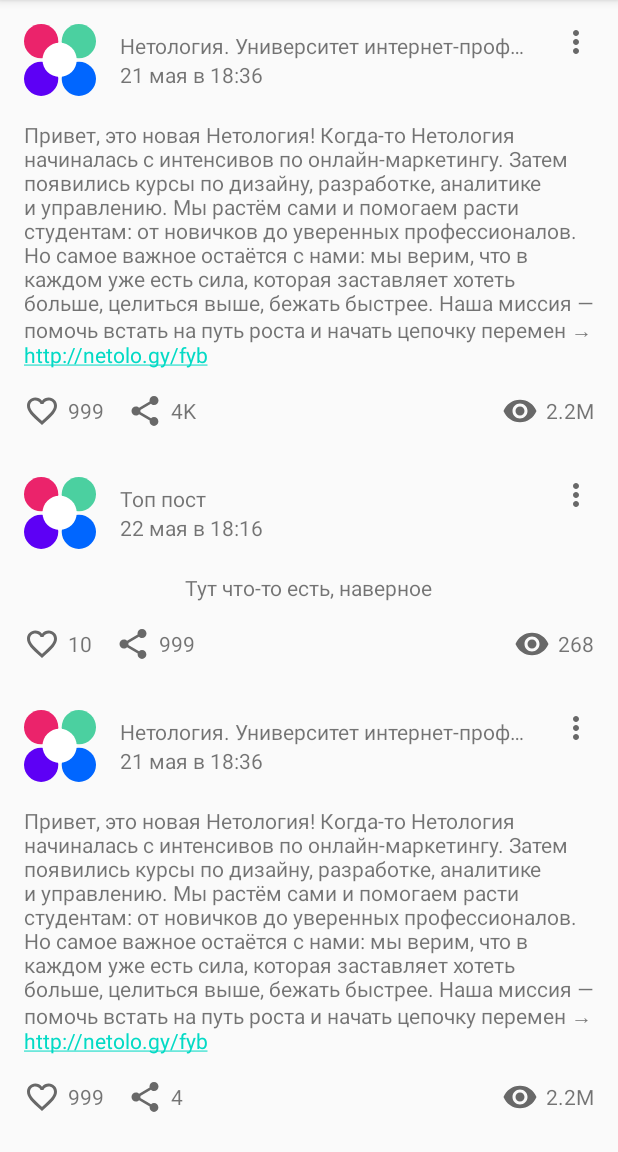
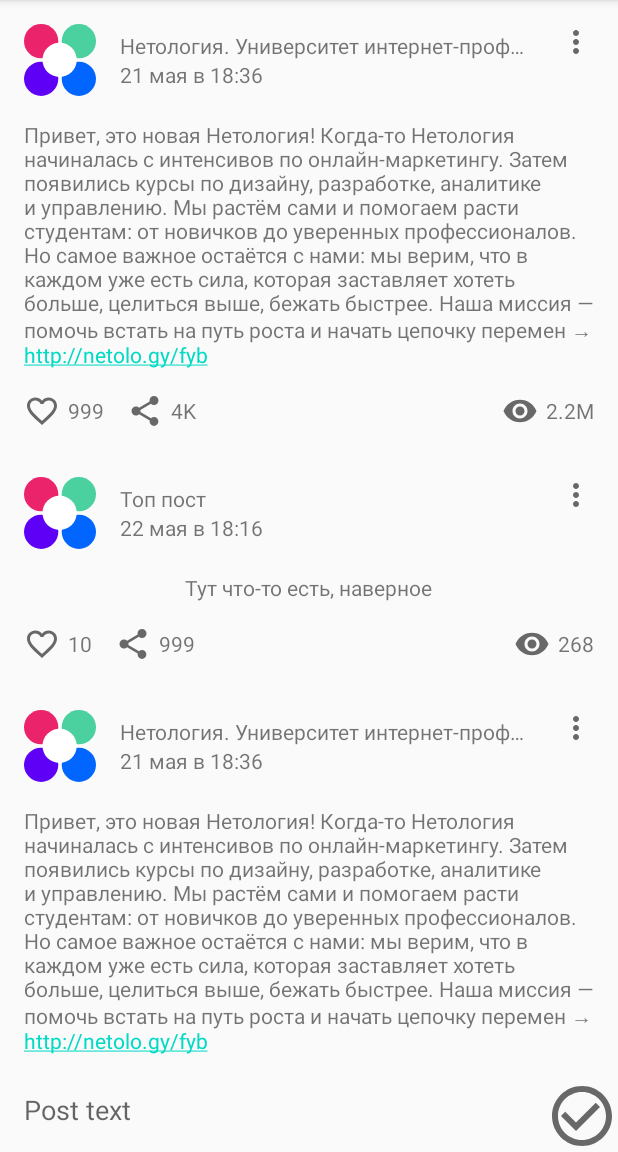
Before and after one commit to kirgurkir/android_01_firstapp, an Android app: the screen it shows after launch (MainActivity), on a phone screen of 412 x 824 dp, the part 84-1236 px from its top. Run offline under Robolectric (Android 15) with nearby library versions, the phone set to English and light mode, and no system bars.

Commit message:
Add 07_crud CRUD

```diff
--- a/app/src/main/java/ru/netology/activity/MainActivity.kt
+++ b/app/src/main/java/ru/netology/activity/MainActivity.kt
@@ -2,12 +2,15 @@ package ru.netology.activity
 
 import androidx.appcompat.app.AppCompatActivity
 import android.os.Bundle
+import android.widget.Toast
 import androidx.activity.viewModels
 import androidx.lifecycle.observe
+import ru.netology.adapter.OnInteractionListener
 import ru.netology.adapter.OnLikeListener
 import ru.netology.adapter.PostsAdapter
 import ru.netology.databinding.ActivityMainBinding
 import ru.netology.dto.Post
+import ru.netology.util.AndroidUtils
 import ru.netology.viewmodel.PostViewModel
 
 
@@ -19,13 +22,54 @@ class MainActivity : AppCompatActivity() {
 
         val viewModel: PostViewModel by viewModels()
 
-        val likeListener: (post: Post) -> Unit = { viewModel.likeById(it.id) }
-        val shareListener: (post: Post) -> Unit = { viewModel.shareById(it.id) }
-        val adapter = PostsAdapter(likeListener, shareListener)
+        val adapter = PostsAdapter(object : OnInteractionListener {
+            override fun onEdit(post: Post) {
+                viewModel.edit(post)
+            }
+
+            override fun onLike(post: Post) {
+                viewModel.likeById(post.id)
+            }
+
+            override fun onRemove(post: Post) {
+                viewModel.removeById(post.id)
+            }
+        })
 
         binding.rvPostsView.adapter = adapter
         viewModel.postsList.observe(this) { posts ->
             adapter.submitList(posts)
         }
+
+        viewModel.edited.observe(this) { post ->
+            if (post.id == 0) {
+                return@observe
+            }
+
+            with(binding.contentVextView) {
+                requestFocus()
+                setText(post.content)
+            }
+        }
+
+        binding.saveButton.setOnClickListener {
+            with(binding.contentVextView) {
+                if (text.isNullOrBlank()) {
+                    Toast.makeText(
+                        this@MainActivity,
+                        "Content can't be empty",
+                        Toast.LENGTH_SHORT
+                    ).show()
+                    return@setOnClickListener
+                }
+
+                viewModel.changeContent(text.toString())
+                viewModel.save()
+
+                setText("")
+                clearFocus()
+                AndroidUtils.hideKeyboard(this)
+            }
+        }
     }
 }
--- a/app/src/main/java/ru/netology/adapter/PostAdapter.kt
+++ b/app/src/main/java/ru/netology/adapter/PostAdapter.kt
@@ -2,6 +2,7 @@ package ru.netology.adapter
 
 import android.view.LayoutInflater
 import android.view.ViewGroup
+import android.widget.PopupMenu
 import androidx.recyclerview.widget.DiffUtil
 import androidx.recyclerview.widget.ListAdapter
 import androidx.recyclerview.widget.RecyclerView
@@ -11,14 +12,20 @@ import ru.netology.dto.Post
 
 typealias OnLikeListener = (post: Post) -> Unit
 typealias OnShareListener = (post: Post) -> Unit
+typealias OnRemoveListener = (post: Post) -> Unit
+
+interface OnInteractionListener {
+    fun onLike(post: Post){}
+    fun onEdit(post: Post){}
+    fun onRemove(post: Post){}
+}
 
 class PostsAdapter(
-    private val onLikeListener: OnLikeListener,
-    private val onShareListener: OnShareListener
+    private val onInteractionListener: OnInteractionListener
 ) : ListAdapter<Post, PostViewHolder>(PostDiffCallback()) {
     override fun onCreateViewHolder(parent: ViewGroup, viewType: Int): PostViewHolder {
         val binding = CardPostBinding.inflate(LayoutInflater.from(parent.context), parent, false)
-        return PostViewHolder(binding, onLikeListener, onShareListener)
+        return PostViewHolder(binding, onInteractionListener)
     }
 
     override fun onBindViewHolder(holder: PostViewHolder, position: Int) {
@@ -29,8 +36,7 @@ class PostsAdapter(
 
 class PostViewHolder(
     private val binding: CardPostBinding,
-    private val onLikeListener: OnLikeListener,
-    private val onShareListener: OnShareListener
+    private val onInteractionListener: OnInteractionListener
 ) : RecyclerView.ViewHolder(binding.root) {
     fun bind(post: Post) {
         binding.apply {
@@ -45,11 +51,23 @@ class PostViewHolder(
             shareCountView.text = countToString(post.share)
             viewCountView.text = countToString(post.view)
 
-            likeImageView.setOnClickListener {
-                onLikeListener(post)
-            }
-            shareImageView.setOnClickListener {
-                onShareListener(post)
+            menuButtonView.setOnClickListener {
+                PopupMenu(it.context, it).apply {
+                    inflate(R.menu.options_post)
+                    setOnMenuItemClickListener { item ->
+                        when (item.itemId) {
+                            R.id.menuActionRemove -> {
+                                onInteractionListener.onRemove(post)
+                                true
+                            }
+                            R.id.menuActionEdit -> {
+                                onInteractionListener.onEdit(post)
+                                true
+                            }
+                            else -> false
+                        }
+                    }
+                }.show()
             }
         }
     }
--- a/app/src/main/java/ru/netology/repository/PostRepository.kt
+++ b/app/src/main/java/ru/netology/repository/PostRepository.kt
@@ -8,4 +8,6 @@ interface PostRepository {
     fun getAll(): LiveData<List<Post>>
     fun likeById(id: Int)
     fun shareById(id: Int)
+    fun removeById(id: Int)
+    fun save(post: Post)
 }
--- a/app/src/main/java/ru/netology/repository/PostRepositoryInMemoryImpl.kt
+++ b/app/src/main/java/ru/netology/repository/PostRepositoryInMemoryImpl.kt
@@ -6,9 +6,10 @@ import ru.netology.dto.Post
 
 class PostRepositoryInMemoryImpl : PostRepository {
 
+    private var nextId = 1
     private var posts = listOf(
         Post(
-            id = 1,
+            id = nextId++,
             author = "Нетология. Университет интернет-профессий будущего",
             content = "Привет, это новая Нетология! Когда-то Нетология начиналась с интенсивов по онлайн-маркетингу. Затем появились курсы по дизайну, разработке, аналитике и управлению. Мы растём сами и помогаем расти студентам: от новичков до уверенных профессионалов. Но самое важное остаётся с нами: мы верим, что в каждом уже есть сила, которая заставляет хотеть больше, целиться выше, бежать быстрее. Наша миссия — помочь встать на путь роста и начать цепочку перемен → http://netolo.gy/fyb",
             published = "21 мая в 18:36",
@@ -18,7 +19,7 @@ class PostRepositoryInMemoryImpl : PostRepository {
             view = 2_234_245
         ),
         Post(
-            id = 2,
+            id = nextId++,
             author = "Топ пост",
             content = "Тут что-то есть, наверное",
             published = "22 мая в 18:16",
@@ -28,7 +29,7 @@ class PostRepositoryInMemoryImpl : PostRepository {
             view = 268
         ),
         Post(
-            id = 3,
+            id = nextId++,
             author = "Нетология. Университет интернет-профессий будущего",
             content = "Привет, это новая Нетология! Когда-то Нетология начиналась с интенсивов по онлайн-маркетингу. Затем появились курсы по дизайну, разработке, аналитике и управлению. Мы растём сами и помогаем расти студентам: от новичков до уверенных профессионалов. Но самое важное остаётся с нами: мы верим, что в каждом уже есть сила, которая заставляет хотеть больше, целиться выше, бежать быстрее. Наша миссия — помочь встать на путь роста и начать цепочку перемен → http://netolo.gy/fyb",
             published = "21 мая в 18:36",
@@ -41,6 +42,27 @@ class PostRepositoryInMemoryImpl : PostRepository {
     private val data = MutableLiveData(posts)
 
     override fun getAll(): LiveData<List<Post>> = data
+
+    override fun save(post: Post) {
+        if (post.id == 0) {
+            posts = listOf(
+                post.copy(
+                    id = nextId++,
+                    author = "Me",
+                    likedByMe = false,
+                    published = "now"
+                )
+            ) + posts
+            data.value = posts
+            return
+        }
+
+        posts = posts.map {
+            if(it.id != post.id) it else it.copy(content = post.content)
+        }
+        data.value = posts
+    }
+
     override fun likeById(id: Int) {
 
         posts = posts.map {
@@ -58,4 +80,9 @@ class PostRepositoryInMemoryImpl : PostRepository {
         posts = posts.map { if (it.id != id) it else it.copy(share = it.share + 10) }
         data.value = posts
     }
+
+    override fun removeById(id: Int) {
+        posts = posts.filter { it.id != id }
+        data.value = posts
+    }
 }
--- a/app/src/main/java/ru/netology/viewmodel/PostViewModel.kt
+++ b/app/src/main/java/ru/netology/viewmodel/PostViewModel.kt
@@ -1,6 +1,8 @@
 package ru.netology.viewmodel
 
+import androidx.lifecycle.MutableLiveData
 import androidx.lifecycle.ViewModel
+import ru.netology.dto.Post
 import ru.netology.repository.PostRepository
 import ru.netology.repository.PostRepositoryInMemoryImpl
 
@@ -9,6 +11,39 @@ class PostViewModel : ViewModel() {
     // упрощённый вариант
     private val repository: PostRepository = PostRepositoryInMemoryImpl()
     val postsList = repository.getAll()
+    val edited = MutableLiveData(empty)
+
+    fun save() {
+        edited.value?.let {
+            repository.save(it)
+        }
+        edited.value = empty
+    }
+
+    fun edit(post: Post) {
+        edited.value = post
+    }
+
+    fun changeContent(content: String) {
+        edited.value?.let {
+            val text = content.trim()
+            if (it.content == text) return
+            edited.value = it.copy(content = text)
+        }
+    }
+
     fun likeById(id: Int) = repository.likeById(id)
     fun shareById(id: Int) = repository.shareById(id)
+    fun removeById(id: Int) = repository.removeById(id)
 }
+
+private val empty = Post(
+    id = 0,
+    content = "",
+    author = "",
+    likedByMe = false,
+    published = "",
+    like = 0,
+    share = 0,
+    view = 0
+)
--- /dev/null
+++ b/app/src/main/res/drawable/ic_baseline_save_48.xml
@@ -0,0 +1,5 @@
+<vector android:height="48dp" android:tint="#686868"
+    android:viewportHeight="24" android:viewportWidth="24"
+    android:width="48dp" xmlns:android="http://schemas.android.com/apk/res/android">
+    <path android:fillColor="@android:color/white" android:pathData="M16.59,7.58L10,14.17l-3.59,-3.58L5,12l5,5 8,-8zM12,2C6.48,2 2,6.48 2,12s4.48,10 10,10 10,-4.48 10,-10S17.52,2 12,2zM12,20c-4.42,0 -8,-3.58 -8,-8s3.58,-8 8,-8 8,3.58 8,8 -3.58,8 -8,8z"/>
+</vector>
--- a/app/src/main/res/layout/activity_main.xml
+++ b/app/src/main/res/layout/activity_main.xml
@@ -1,5 +1,5 @@
 <?xml version="1.0" encoding="utf-8"?>
-<FrameLayout xmlns:android="http://schemas.android.com/apk/res/android"
+<androidx.constraintlayout.widget.ConstraintLayout xmlns:android="http://schemas.android.com/apk/res/android"
     xmlns:app="http://schemas.android.com/apk/res-auto"
     xmlns:tools="http://schemas.android.com/tools"
     android:layout_width="match_parent"
@@ -9,7 +9,41 @@
     <androidx.recyclerview.widget.RecyclerView
         android:id="@+id/rvPostsView"
         android:layout_width="match_parent"
-        android:layout_height="match_parent"
+        android:layout_height="0dp"
         app:layoutManager="androidx.recyclerview.widget.LinearLayoutManager"
+        app:layout_constraintBottom_toTopOf="@id/contentBarrier"
+        app:layout_constraintTop_toTopOf="parent"
+        app:layout_constraintVertical_bias="1.0"
+        tools:layout_editor_absoluteX="16dp"
         tools:listitem="@layout/card_post" />
-</FrameLayout>
+
+    <androidx.constraintlayout.widget.Barrier
+        android:id="@+id/contentBarrier"
+        android:layout_width="0dp"
+        android:layout_height="wrap_content"
+        app:barrierDirection="top"
+        app:constraint_referenced_ids="contentVextView, saveButton" />
+
+    <EditText
+        android:id="@+id/contentVextView"
+        android:layout_width="0dp"
+        android:layout_height="wrap_content"
+        android:background="@android:color/transparent"
+        android:hint="@string/post_text"
+        android:inputType="textMultiLine"
+        android:padding="@dimen/common_spacing"
+        app:layout_constraintBottom_toBottomOf="parent"
+        app:layout_constraintStart_toStartOf="parent"
+        app:layout_constraintEnd_toStartOf="@+id/saveButton"
+        app:layout_constraintTop_toTopOf="@id/contentBarrier"/>
+
+    <ImageButton
+        android:id="@+id/saveButton"
+        android:layout_width="wrap_content"
+        android:layout_height="wrap_content"
+        android:background="@android:color/transparent"
+        app:layout_constraintEnd_toEndOf="parent"
+        app:srcCompat="@drawable/ic_baseline_save_48"
+        app:layout_constraintBottom_toBottomOf="parent"
+        />
+</androidx.constraintlayout.widget.ConstraintLayout>
--- /dev/null
+++ b/app/src/main/res/menu/options_post.xml
@@ -0,0 +1,5 @@
+<?xml version="1.0" encoding="utf-8"?>
+<menu xmlns:android="http://schemas.android.com/apk/res/android">
+    <item android:id="@+id/menuActionEdit" android:title="@string/edit"/>
+    <item android:id="@+id/menuActionRemove" android:title="@string/remove"/>
+</menu>
--- a/app/src/main/res/values/strings.xml
+++ b/app/src/main/res/values/strings.xml
@@ -1,3 +1,6 @@
 <resources>
     <string name="app_name">nmedia</string>
+    <string name="edit">Edit</string>
+    <string name="remove">Remove</string>
+    <string name="post_text">Post text</string>
 </resources>
```
Also changed, not shown: app/src/main/java/ru/netology/util/AndroidUtils.kt (added, +12 -0 lines), 1 other file.
